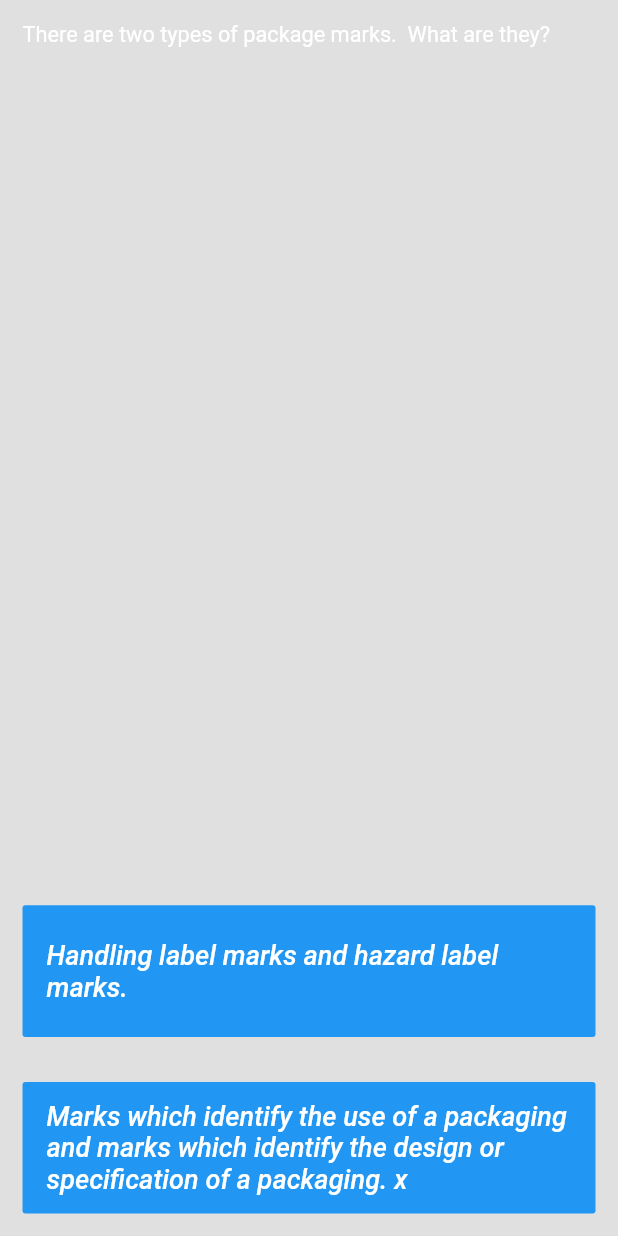
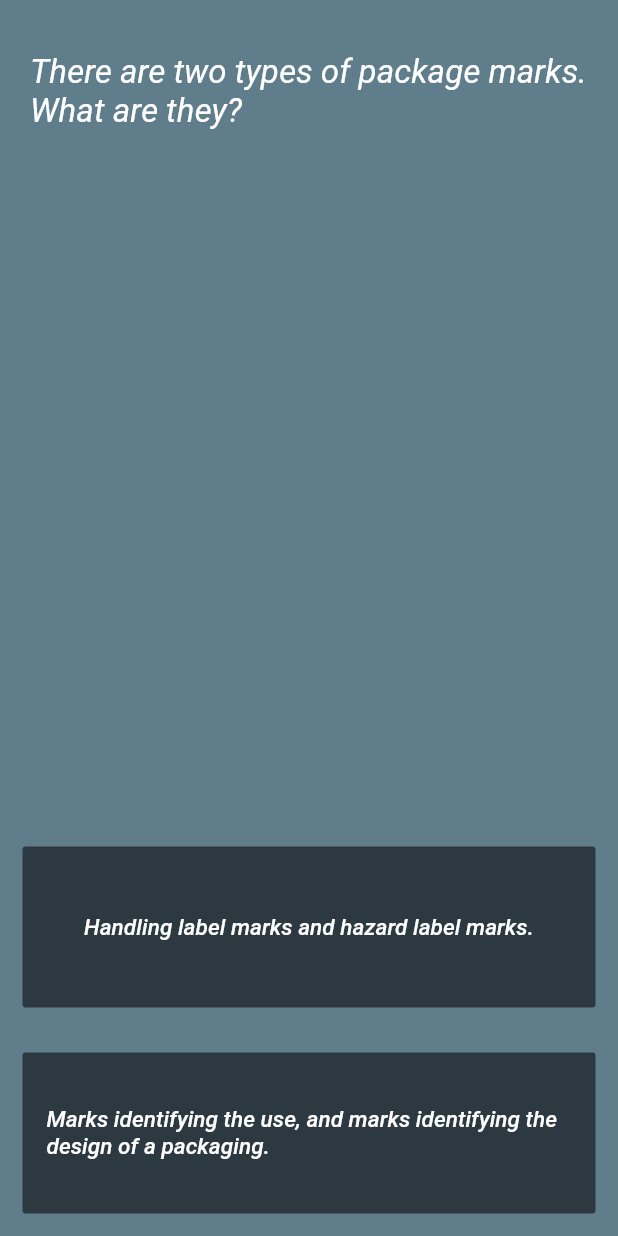
Before and after one commit to MarteinnG/dg_mini_course, a Flutter app: the Marking screen opened directly, after a tap on "Question", on a phone screen of 412 x 824 dp. Run offline on Flutter 3.47's test engine with Material 2 defaults, Android fonts, the phone set to English and light mode, and no system bars.

Commit message:
Sixteenth commit
This and that

```diff
--- a/lib/constants.dart
+++ b/lib/constants.dart
@@ -1,4 +1,11 @@
 import 'package:flutter/cupertino.dart';
+import 'package:flutter/material.dart';
+
+const questionPageTextStyle = TextStyle(
+  fontSize: 22,
+  color: Colors.white,
+  fontStyle: FontStyle.italic,
+);
 
 const frontpageTextStyle = TextStyle(
   fontStyle: FontStyle.italic,
@@ -6,11 +13,11 @@ const frontpageTextStyle = TextStyle(
 );
 
 const answerBoxTextStyle = TextStyle(
-fontSize: 18.0,
+fontSize: 15.0,
 fontStyle: FontStyle.italic,
 );
 
-const welcomeText = '''Welcome to the dangerous goods course on Marking and labeling.
+const welcomeText = '''Welcome to the dangerous goods mini course on Marking and labeling.
 As soon as you are ready, click the button below and you will be directed to the first chapter.
 The course consists of four chapters which all have a question to be answered to continue.
 If your answer is correct you will go through to the next chapter, if not you will get another question.
@@ -23,7 +30,7 @@ const general = '''The correct marking and labelling of packages containing dang
  •	they provide safe handling and stowage information;
  •	they indicate the nature of hazard(s).
 
-The shipper is responsible for the correct marking and labelling of packages presented for transport.  The freight forwarder and operators‘s or ground service provider‘s dangerous goods acceptance staff are required to perform a check to verify that all packages are correctly marked and labelled in accordance with the requirements of the DGR before accepting the consignment for carriage by air.''';
+The shipper is responsible for the correct marking and labelling of packages presented for transport.  The freight forwarder and operators‘s or ground service provider‘s dangerous goods acceptance staff are required to perform a check to verify that all packages are correctly marked and labelled in accordance with the requirements of the DGR, before accepting the consignment for carriage by air.''';
 
 const marking = '''For each package and overpack containing DG that requires marking, the shipper must:
 1.	check that the required marks are applied in the correct locations on the package and that the marks meet the quality and specification requirements of the Regulations;
@@ -32,7 +39,7 @@ const marking = '''For each package and overpack containing DG that requires mar
 4.	ensure that all of the required marks have been applied when the package is presented to the operator.
 There are two types of marks:
 •	marks which identify the use of a particular packaging for a particular shipment; and
-•	marks which identify the design or specification of a packaging, i.e. UN specification packagings marks or marks to indicate limited quantity packagings.
+•	marks which identify the design or specification of a packaging.
 As a minimum each package or overpack containing DG must be clearly marked  to show:
 •	the proper shipping name(s);
 •	the applicable UN or ID Numbers(s); and
--- a/lib/course_page.dart
+++ b/lib/course_page.dart
@@ -24,7 +24,7 @@ class _CoursePageState extends State<CoursePage> {
                 textAlign: TextAlign.left,
                 style: TextStyle(
                   fontStyle: FontStyle.italic,
-                  fontSize: 18.5,
+                  fontSize: 18.0,
                   color: Colors.white,
                 ),
               ),
@@ -46,7 +46,8 @@ class _CoursePageState extends State<CoursePage> {
                   style: frontpageTextStyle,
                 ),
                 onPressed: () {
-                  Navigator.push(context, MaterialPageRoute(builder: (context) => General()));
+                  Navigator.push(context,
+                      MaterialPageRoute(builder: (context) => General()));
                 },
               ),
             ),
--- a/lib/main.dart
+++ b/lib/main.dart
@@ -12,13 +12,15 @@ class MiniCourse extends StatelessWidget {
   @override
   Widget build(BuildContext context) {
     return MaterialApp(
+      debugShowCheckedModeBanner: false,
       home: Scaffold(
         backgroundColor: Colors.black12,
         appBar: AppBar(
           toolbarHeight: 40,
           title: Center(
-            child: Text('Marking and labelling',
-            style: frontpageTextStyle,
+            child: Text(
+              'Marking and labelling',
+              style: frontpageTextStyle,
             ),
           ),
         ),
--- a/lib/marking_chapter2.dart
+++ b/lib/marking_chapter2.dart
@@ -7,13 +7,17 @@ class Marking extends StatelessWidget {
   Widget build(BuildContext context) {
     return Scaffold(
       appBar: AppBar(
+        backgroundColor: Colors.black12,
+        automaticallyImplyLeading: false,
         toolbarHeight: 40.0,
         titleTextStyle: frontpageTextStyle,
-          title: Text(
-            'Ch.2, Marking',
+        title: Center(
+          child: Text(
+            'Marking',
           ),
         ),
-        backgroundColor: Colors.black12,
+      ),
+      backgroundColor: Colors.blueGrey,
       body: SafeArea(
         child: Column(
           crossAxisAlignment: CrossAxisAlignment.stretch,
@@ -25,7 +29,7 @@ class Marking extends StatelessWidget {
                 child: Text(
                   marking,
                   style: TextStyle(
-                      fontSize: 12.0,
+                    fontSize: 13.0,
                     color: Colors.white,
                   ),
                 ),
@@ -37,13 +41,16 @@ class Marking extends StatelessWidget {
                 child: GestureDetector(
                   child: FlatButton(
                     textColor: Colors.white,
-                      color: Colors.blue,
+                    color: Colors.black54,
                     child: Text(
                       'Question',
                       style: frontpageTextStyle,
                     ),
                     onPressed: () {
-                        Navigator.push(context, MaterialPageRoute(builder: (context) => QuestionPageMarking()));
+                      Navigator.push(
+                          context,
+                          MaterialPageRoute(
+                              builder: (context) => QuestionPageMarking()));
                     },
                   ),
                 ),
--- a/lib/question_page_marking.dart
+++ b/lib/question_page_marking.dart
@@ -3,7 +3,6 @@ import 'package:dg_mini_course/main.dart';
 import 'package:dg_mini_course/marking_chapter2.dart';
 import 'package:flutter/material.dart';
 import 'constants.dart';
-import 'course_brain.dart';
 
 class QuestionPageMarking extends StatefulWidget {
   @override
@@ -14,21 +13,18 @@ class _QuestionPageMarkingState extends State<QuestionPageMarking> {
   @override
   Widget build(BuildContext context) {
     return Scaffold(
-      backgroundColor: Colors.black12,
+      backgroundColor: Colors.blueGrey,
       body: SafeArea(
         child: Column(
           crossAxisAlignment: CrossAxisAlignment.stretch,
           children: [
             Expanded(
-              flex: 5,
+              flex: 4,
               child: Padding(
-                padding: EdgeInsets.all(15.0),
+                padding: EdgeInsets.symmetric(vertical: 35.0, horizontal: 20.0),
                 child: Text(
                   courseBrain.getQuestionBankCh2(),
-                  style: TextStyle(
-                    fontSize: 14.5,
-                    color: Colors.white,
-                  ),
+                  style: questionPageTextStyle,
                 ),
               ),
             ),
@@ -38,17 +34,20 @@ class _QuestionPageMarkingState extends State<QuestionPageMarking> {
                 child: GestureDetector(
                   child: FlatButton(
                     textColor: Colors.white,
-                    color: Colors.blue,
+                    color: Colors.black54,
                     child: Text(
                       courseBrain.getAnswer1Ch2(),
                       style: answerBoxTextStyle,
                     ),
                     onPressed: () {
                       setState(() {
-                        if(courseBrain.questionNumber == 1 || courseBrain.questionNumber == 2){
-                          Navigator.push(context, MaterialPageRoute(builder: (context) => Labelling()));
-                        }
-                        else {
+                        if (courseBrain.questionNumber == 1 ||
+                            courseBrain.questionNumber == 2) {
+                          Navigator.push(
+                              context,
+                              MaterialPageRoute(
+                                  builder: (context) => Labelling()));
+                        } else {
                           courseBrain.nextQuestionCh2(1);
                         }
                       });
@@ -63,21 +62,25 @@ class _QuestionPageMarkingState extends State<QuestionPageMarking> {
                 child: GestureDetector(
                   child: FlatButton(
                     textColor: Colors.white,
-                    color: Colors.blue,
+                    color: Colors.black54,
                     child: Text(
                       courseBrain.getAnswer2Ch2(),
                       style: answerBoxTextStyle,
                     ),
                     onPressed: () {
                       setState(() {
-                        if(courseBrain.questionNumber == 0){
-                          Navigator.push(context, MaterialPageRoute(builder: (context) => Labelling()));
-                        }
-                        else if(courseBrain.questionNumber == 2){
-                          Navigator.pop((context), MaterialPageRoute(builder: (context) => Marking()));
+                        if (courseBrain.questionNumber == 0) {
+                          Navigator.push(
+                              context,
+                              MaterialPageRoute(
+                                  builder: (context) => Labelling()));
+                        } else if (courseBrain.questionNumber == 2) {
+                          Navigator.pop(
+                              (context),
+                              MaterialPageRoute(
+                                  builder: (context) => Marking()));
                           courseBrain.restart();
-                        }
-                        else {
+                        } else {
                           courseBrain.nextQuestionCh2(2);
                         }
                       });
```
Also changed, not shown: lib/course_brain.dart (+11 -11 lines), lib/general_chapter1.dart (+10 -6 lines), lib/hazard_and_handling_labels_chapter4.dart (+10 -3 lines), lib/labelling_chapter3.dart (+9 -3 lines), lib/question_page_general.dart (+21 -17 lines), lib/question_page_haz_hand_labels.dart (+26 -19 lines), lib/question_page_labelling.dart (+23 -18 lines). Lines whose indentation alone changed are shown as unchanged.
